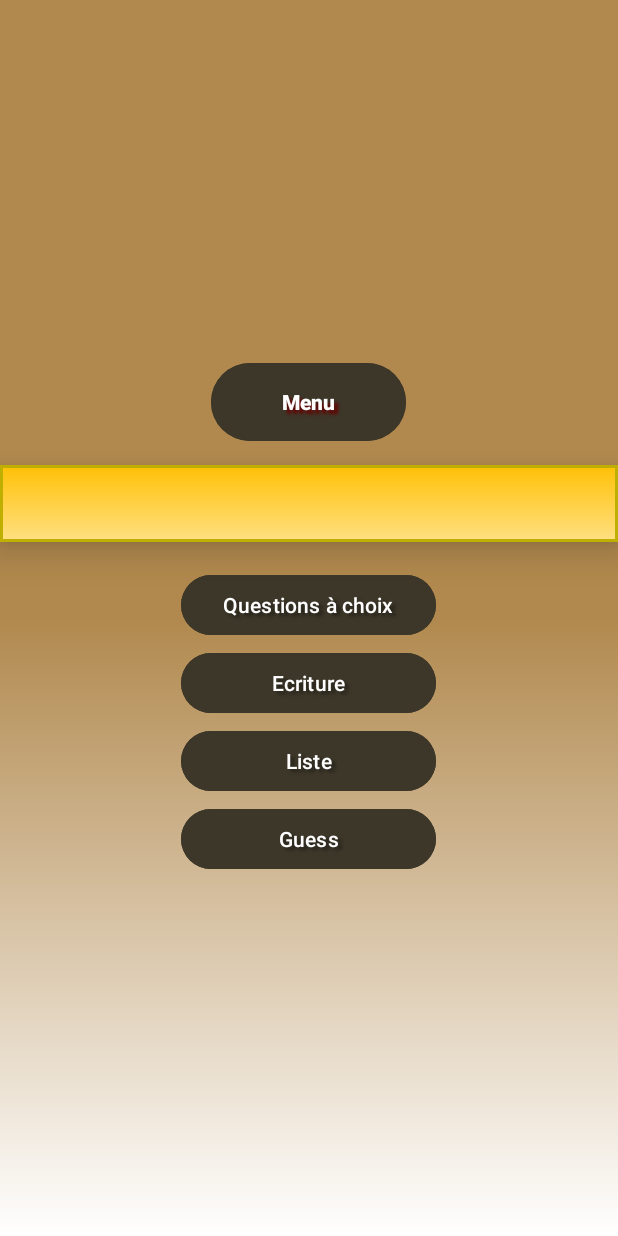
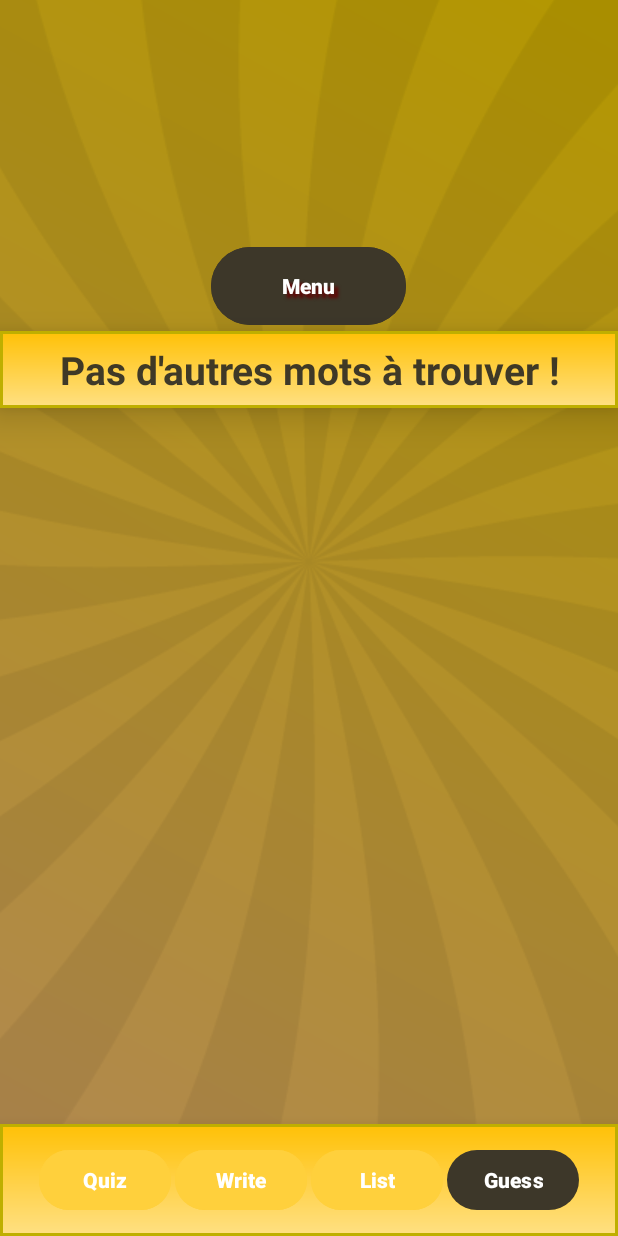
Before and after one commit to Vallyiast/DeutscheQuizzApp, an Android app: the MenuActivity screen opened directly, with no data from a screen before it, on a phone screen of 412 x 824 dp. Run offline under Robolectric (Android 15) with nearby library versions, the phone set to English and light mode, and no system bars.

Commit message:
fragments

```diff
--- a/app/src/main/java/com/example/deutschquiz/CommonUses.java
+++ b/app/src/main/java/com/example/deutschquiz/CommonUses.java
@@ -2,8 +2,6 @@ package com.example.deutschquiz;
 
 import android.content.res.AssetManager;
 import android.util.Log;
-
-import androidx.appcompat.app.AppCompatActivity;
 
 import java.io.BufferedReader;
 import java.io.IOException;
@@ -15,11 +13,10 @@ import java.util.List;
 public class CommonUses {
 
 
-    public static List<String[]> getThemeList(AppCompatActivity context, String theme) {
+    public static List<String[]> getThemeList(AssetManager assetManager, String theme) {
         List<String[]> dictionnaire = new ArrayList<>();
         try {
-            AssetManager am = context.getAssets();
-            InputStream is = am.open(theme + ".txt");
+            InputStream is = assetManager.open(theme + ".txt");
 
             BufferedReader reader = new BufferedReader(new InputStreamReader(is));
             String ligne;
--- a/app/src/main/java/com/example/deutschquiz/ConjugaisonActivity.java
+++ b/app/src/main/java/com/example/deutschquiz/ConjugaisonActivity.java
@@ -38,7 +38,7 @@ public class ConjugaisonActivity extends AppCompatActivity {
         rightCol = findViewById(R.id.rightColumn);
         linesView = findViewById(R.id.linesView);
 
-        dictionnaire = CommonUses.getThemeList(this, "verbes");
+        dictionnaire = CommonUses.getThemeList(this.getAssets(), "verbes");
 
         updateQuestion();
 
--- a/app/src/main/java/com/example/deutschquiz/GuessActivity.java
+++ b/app/src/main/java/com/example/deutschquiz/GuessFragment.java
@@ -3,18 +3,21 @@ package com.example.deutschquiz;
 import static android.view.View.INVISIBLE;
 
 import android.os.Bundle;
+import android.view.LayoutInflater;
+import android.view.View;
+import android.view.ViewGroup;
 import android.widget.Button;
 import android.widget.LinearLayout;
 import android.widget.TextView;
 
-import androidx.appcompat.app.AppCompatActivity;
+import androidx.fragment.app.Fragment;
 
 import java.util.ArrayList;
-import java.util.Collection;
 import java.util.Collections;
 import java.util.List;
 
-public class GuessActivity extends AppCompatActivity {
+public class GuessFragment extends Fragment {
+
 
     Button main, forget_button,recall_button,boutton_mot;
     LinearLayout cadre;
@@ -26,21 +29,20 @@ public class GuessActivity extends AppCompatActivity {
     int changement_mot;
 
     @Override
-    protected void onCreate(Bundle savedInstanceState) {
-        super.onCreate(savedInstanceState);
-        setContentView(R.layout.activity_guess);
+    public View onCreateView(LayoutInflater inflater, ViewGroup container, Bundle savedInstanceState) {
+        View view = inflater.inflate(R.layout.activity_guess, container, false);
 
-        main = findViewById(R.id.main_menu);
-        title = findViewById(R.id.title);
-        cadre = findViewById(R.id.cadre);
-        boutton_mot = findViewById(R.id.word);
-        forget_button = findViewById(R.id.forget);
-        recall_button = findViewById(R.id.recall);
+        main = view.findViewById(R.id.main_menu);
+        title = view.findViewById(R.id.title);
+        cadre = view.findViewById(R.id.cadre);
+        boutton_mot = view.findViewById(R.id.word);
+        forget_button = view.findViewById(R.id.forget);
+        recall_button = view.findViewById(R.id.recall);
 
-        dictionnaire = CommonUses.getThemeList(this,getIntent().getStringExtra("destination"));
+        dictionnaire = CommonUses.getThemeList(requireContext().getAssets(),requireActivity().getIntent().getStringExtra("destination"));
         indexList = java.util.stream.IntStream.range(1, dictionnaire.size()).boxed().collect(java.util.stream.Collectors.toList());
         Collections.shuffle(indexList);
-        main.setOnClickListener(v -> finish());
+        main.setOnClickListener(v -> requireActivity().finish());
 
         updateQuestion();
         forget_button.setOnClickListener(v -> {
@@ -53,6 +55,8 @@ public class GuessActivity extends AppCompatActivity {
             cadre.animate().rotationBy(-360f).setDuration(300).start();
             updateQuestion();
         });
+
+        return view;
     }
 
     private void updateQuestion() {
--- a/app/src/main/java/com/example/deutschquiz/MainActivity.java
+++ b/app/src/main/java/com/example/deutschquiz/MainActivity.java
@@ -36,7 +36,7 @@ public class MainActivity extends AppCompatActivity {
         image.setImageResource(R.drawable.declinaisons);
 
         button_verbes.setOnClickListener(v -> {
-            Intent intent = new Intent(MainActivity.this, MenuVerbesActivity.class);
+            Intent intent = new Intent(MainActivity.this, MenuActivity.class);
             intent.putExtra("destination", "verbes");
             startActivity(intent);
         });
@@ -55,8 +55,6 @@ public class MainActivity extends AppCompatActivity {
             intent.putExtra("destination", "adverbes");
             startActivity(intent);
         });
-
-
         button_mots.setOnClickListener(v -> {
             Intent intent = new Intent(MainActivity.this, MenuActivity.class);
             intent.putExtra("destination", "cours_gluck");
--- a/app/src/main/java/com/example/deutschquiz/MenuActivity.java
+++ b/app/src/main/java/com/example/deutschquiz/MenuActivity.java
@@ -1,56 +1,65 @@
 package com.example.deutschquiz;
 
-import android.content.Intent;
+import android.graphics.Color;
 import android.os.Bundle;
 import android.widget.Button;
-import android.widget.TextView;
 
 import androidx.appcompat.app.AppCompatActivity;
+import androidx.fragment.app.Fragment;
 
 public class MenuActivity extends AppCompatActivity {
-    Button button_qcm, button_write, button_list, button_menu, button_guess;
-    TextView name_text;
+
+    Button boutonQuiz, boutonList, boutonGuess, boutonWrite;
 
     @Override
     protected void onCreate(Bundle savedInstanceState) {
         super.onCreate(savedInstanceState);
-        setContentView(R.layout.activity_menu);
+        setContentView(R.layout.activity_menu_fragment);
 
-        button_qcm = findViewById(R.id.QCM);
-        button_write = findViewById(R.id.Write);
-        button_list = findViewById(R.id.List);
-        button_menu = findViewById(R.id.main_menu);
-        name_text = findViewById(R.id.name_text);
-        button_guess = findViewById(R.id.Guess);
+        boutonGuess = findViewById(R.id.Guess);
+        boutonQuiz = findViewById(R.id.Quiz);
+        boutonList = findViewById(R.id.Liste);
+        boutonWrite = findViewById(R.id.Write);
 
-        name_text.setText(getIntent().getStringExtra("destination"));
+        // Affiche le premier fragment au lancement
+        if (savedInstanceState == null) {
 
-        button_menu.setOnClickListener(v -> {
-            finish();
+            boutonGuess.setBackgroundColor(Color.parseColor("#3d3729"));
+            getSupportFragmentManager().beginTransaction()
+                    .setReorderingAllowed(true)
+                    .add(R.id.fragment_container_view, GuessFragment.class, null)
+                    .commit();
+        }
+
+        // Gestion de la bannière
+        boutonQuiz.setOnClickListener(v ->  {
+            switchToFragment(new QuizFragment());
+            v.setBackgroundColor(Color.parseColor("#3d3729"));
         });
-
-        button_qcm.setOnClickListener(v -> {
-            Intent intent = new Intent(MenuActivity.this, QCMActivity.class);
-            intent.putExtra("destination", getIntent().getStringExtra("destination"));
-            startActivity(intent);
+        boutonGuess.setOnClickListener(v -> {
+            switchToFragment(new GuessFragment());
+            v.setBackgroundColor(Color.parseColor("#3d3729"));
         });
-
-        button_write.setOnClickListener(v -> {
-            Intent intent = new Intent(MenuActivity.this, WriteActivity.class);
-            intent.putExtra("destination", getIntent().getStringExtra("destination"));
-            startActivity(intent);
+        boutonList.setOnClickListener(v -> {
+            switchToFragment(new ListFragment());
+                v.setBackgroundColor(Color.parseColor("#3d3729"));
         });
-
-        button_list.setOnClickListener(v -> {
-            Intent intent = new Intent(MenuActivity.this, ListActivity.class);
-            intent.putExtra("destination", getIntent().getStringExtra("destination"));
-            startActivity(intent);
-        });
-
-        button_guess.setOnClickListener(v -> {
-            Intent intent = new Intent(MenuActivity.this, GuessActivity.class);
-            intent.putExtra("destination", getIntent().getStringExtra("destination"));
-            startActivity(intent);
+        boutonWrite.setOnClickListener(v -> {
+            switchToFragment(new WriteFragment());
+            v.setBackgroundColor(Color.parseColor("#3d3729"));
         });
     }
+
+    private void switchToFragment(Fragment fragment) {
+
+        boutonGuess.setBackgroundColor(Color.parseColor("#ffd03c"));
+        boutonWrite.setBackgroundColor(Color.parseColor("#ffd03c"));
+        boutonList.setBackgroundColor(Color.parseColor("#ffd03c"));
+        boutonQuiz.setBackgroundColor(Color.parseColor("#ffd03c"));
+
+        getSupportFragmentManager().beginTransaction().setCustomAnimations(android.R.anim.fade_in,android.R.anim.fade_out)
+                .replace(R.id.fragment_container_view,fragment)
+                .addToBackStack(null)
+                .commit();
+    }
 }
--- a/app/src/main/res/layout/activity_main.xml
+++ b/app/src/main/res/layout/activity_main.xml
@@ -18,6 +18,7 @@
     <TextView
         android:id="@+id/name_text"
         style="@style/Bandeau"
+        android:layout_marginVertical="10dp"
         android:text="Deutsche quiz" />
 
     <LinearLayout
--- a/app/src/main/res/layout/activity_menu.xml
+++ b/app/src/main/res/layout/activity_menu.xml
@@ -16,6 +16,7 @@
     <TextView
         android:id="@+id/name_text"
         android:text="Menu "
+        android:layout_marginVertical="10dp"
         style="@style/Bandeau" />
 
     <Button
--- /dev/null
+++ b/app/src/main/res/layout/activity_menu_fragment.xml
@@ -0,0 +1,73 @@
+
+<LinearLayout
+    xmlns:android="http://schemas.android.com/apk/res/android"
+    xmlns:tools="http://schemas.android.com/tools"
+    android:orientation="vertical"
+    android:layout_width="match_parent"
+    android:background="@drawable/background_gradient"
+    android:layout_height="match_parent">
+
+
+    <!-- res/layout/example_activity.xml -->
+
+    <androidx.fragment.app.FragmentContainerView
+        android:id="@+id/fragment_container_view"
+        android:layout_width="match_parent"
+        android:layout_height="0dp"
+        android:layout_weight="1"
+        android:name="com.example.deutschquiz.GuessFragment"
+        tools:layout="@layout/activity_guess" />
+
+
+    <LinearLayout
+        style="@style/Bandeau"
+        android:layout_width="match_parent"
+        android:padding="12dp"
+        android:layout_height="wrap_content"
+        android:orientation="horizontal">
+
+        <Button
+            android:id="@+id/Quiz"
+            android:layout_width="wrap_content"
+            android:layout_height="wrap_content"
+            android:textStyle="bold"
+            android:layout_margin="1dp"
+            android:backgroundTint="#ffd03c"
+            android:text="Quiz"
+            android:textColor="#ffffff" />
+
+
+        <Button
+            android:id="@+id/Write"
+            android:layout_width="wrap_content"
+            android:layout_height="wrap_content"
+            android:textStyle="bold"
+            android:layout_margin="1dp"
+            android:backgroundTint="#ffd03c"
+            android:text="Write"
+            android:textColor="#ffffff" />
+
+
+        <Button
+            android:id="@+id/Liste"
+            android:layout_width="wrap_content"
+            android:layout_height="wrap_content"
+            android:textStyle="bold"
+            android:layout_margin="1dp"
+            android:backgroundTint="#ffd03c"
+            android:text="List"
+            android:textColor="#ffffff" />
+
+        <Button
+            android:id="@+id/Guess"
+            android:layout_width="wrap_content"
+            android:layout_height="wrap_content"
+            android:textStyle="bold"
+            android:layout_margin="1dp"
+            android:backgroundTint="#ffd03c"
+            android:text="Guess"
+            android:textColor="#ffffff" />
+
+    </LinearLayout>
+
+</LinearLayout>
--- a/app/src/main/res/layout/activity_write.xml
+++ b/app/src/main/res/layout/activity_write.xml
@@ -8,7 +8,7 @@
     android:gravity="center_horizontal"
     android:padding="24dp"
     android:background="@drawable/background_strips_grad"
-    tools:context=".WriteActivity">
+    tools:context=".WriteFragment">
 
     <!-- Bouton menu (coin supérieur) -->
     <Button
--- a/app/src/main/res/values/colors.xml
+++ b/app/src/main/res/values/colors.xml
@@ -2,4 +2,5 @@
 <resources>
     <color name="black">#FF000000</color>
     <color name="white">#FFFFFFFF</color>
+    <color name="marron">#3d3729</color>
 </resources>
--- a/app/src/main/res/values/style.xml
+++ b/app/src/main/res/values/style.xml
@@ -4,7 +4,7 @@
         <item name="android:layout_width">wrap_content</item>
         <item name="android:layout_height">wrap_content</item>
         <item name="android:textColor">#FFFFFF</item>
-        <item name="android:backgroundTint">#3d3729</item>
+        <item name="android:backgroundTint">@color/marron</item>
         <item name="android:layout_margin">2dp</item>
 
         <item name="android:shadowColor">#66000000</item>
@@ -21,16 +21,15 @@
         <item name="android:padding">1dp</item>
         <item name="android:background">@drawable/unrounded</item>
         <item name="android:layout_margin">1dp</item>
-        <item name="android:backgroundTint">#3d3729</item>
+        <item name="android:backgroundTint">@color/marron</item>
     </style>
-
 
 
     <style name="ButtonMenu">
         <item name="android:layout_width">130dp</item>
         <item name="android:layout_height">60dp</item>
         <item name="android:textColor">#FFFFFF</item>
-        <item name="android:backgroundTint">#3d3729</item>
+        <item name="android:backgroundTint">@color/marron</item>
         <item name="android:textStyle">bold</item>
 
         <item name="android:shadowColor">#660000</item>
@@ -47,8 +46,6 @@
         <item name="android:textStyle">bold</item>
         <item name="android:textSize">26sp</item>
         <item name="android:gravity">center</item>
-        <item name="android:layout_marginTop">12dp</item>
-        <item name="android:layout_marginBottom">16dp</item>
         <item name="android:elevation">14dp</item>
     </style>
 
```
Also changed, not shown: app/src/main/AndroidManifest.xml (+1 -13 lines), app/src/main/java/com/example/deutschquiz/ListFragment.java (renamed from app/src/main/java/com/example/deutschquiz/ListActivity.java, +14 -17 lines), app/src/main/java/com/example/deutschquiz/MenuVerbesActivity.java (+4 -4 lines), app/src/main/java/com/example/deutschquiz/QuizFragment.java (renamed from app/src/main/java/com/example/deutschquiz/QCMActivity.java, +29 -29 lines), app/src/main/java/com/example/deutschquiz/WriteFragment.java (renamed from app/src/main/java/com/example/deutschquiz/WriteActivity.java, +24 -23 lines).
